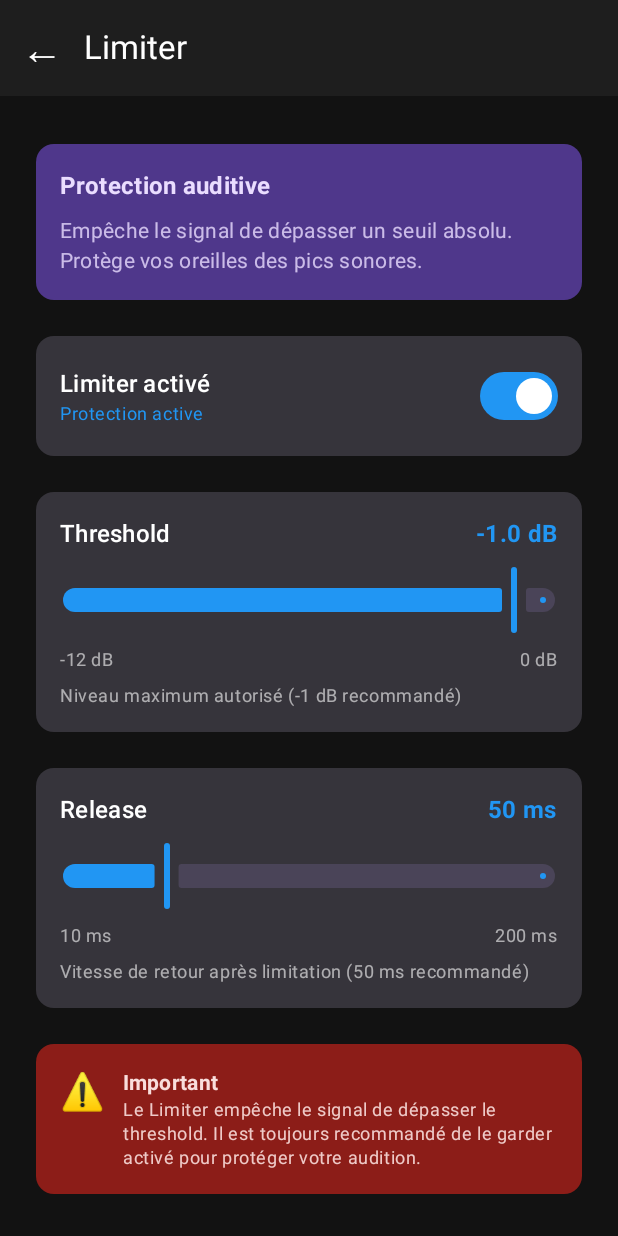
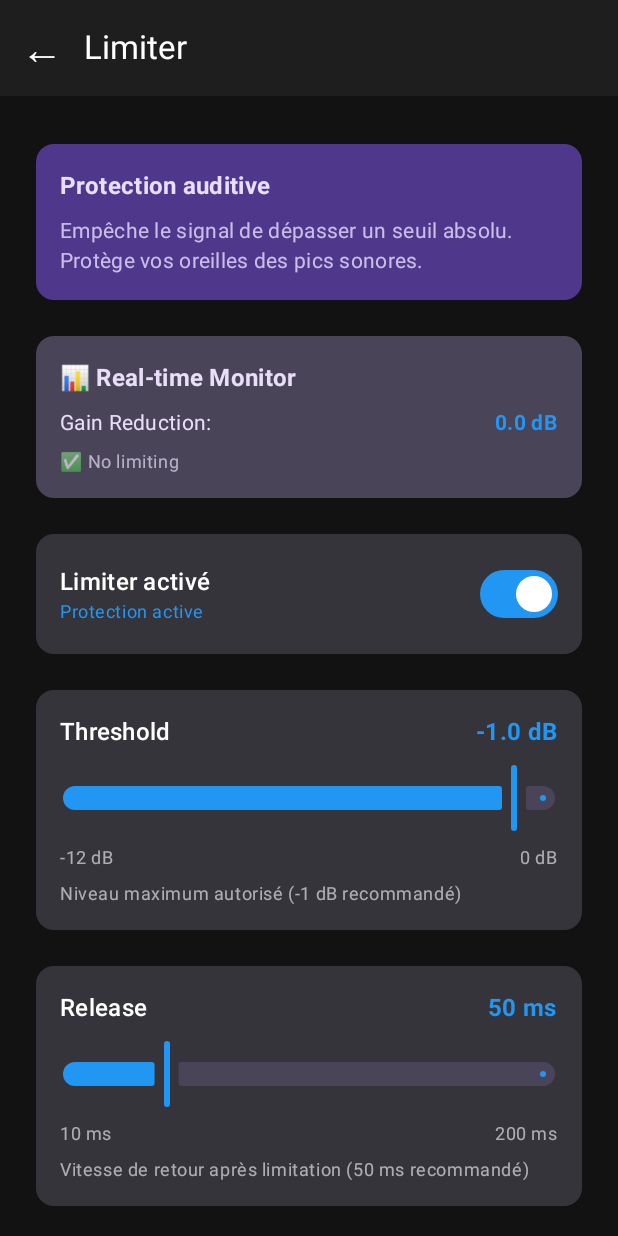
Before and after one commit to Baal-1981/SoundArch, an Android app built with Jetpack Compose: the LimiterScreen screen opened through its navigation route, on a phone screen of 412 x 824 dp. Run offline under Robolectric (Android 15) with nearby library versions, the phone set to English and light mode, and no system bars; 2 statements that could not run were skipped.

Commit message:
progression eq, compressor, agc, limiter, optimization

```diff
--- a/app/src/main/java/com/soundarch/MainActivity.kt
+++ b/app/src/main/java/com/soundarch/MainActivity.kt
@@ -12,7 +12,7 @@ import androidx.compose.runtime.*
 import androidx.core.content.ContextCompat
 import androidx.navigation.compose.rememberNavController
 import com.soundarch.ui.navigation.NavGraph
-import com.soundarch.ui.theme.SoundArchTheme
+import com.soundarch.theme.SoundArchTheme
 import kotlinx.coroutines.Job
 import kotlinx.coroutines.delay
 import kotlinx.coroutines.launch
@@ -137,8 +137,8 @@ class MainActivity : ComponentActivity() {
                 var agcTargetLevel by remember { mutableStateOf(-20f) }
                 var agcMaxGain by remember { mutableStateOf(25f) }
                 var agcMinGain by remember { mutableStateOf(-10f) }
-                var agcAttackTime by remember { mutableStateOf(3f) }
-                var agcReleaseTime by remember { mutableStateOf(15f) }
+                var agcAttackTime by remember { mutableStateOf(0.1f) }  // Fast attack: 100ms
+                var agcReleaseTime by remember { mutableStateOf(0.5f) }  // Fast release: 500ms
                 var agcNoiseThreshold by remember { mutableStateOf(-55f) }
                 var agcWindowSize by remember { mutableStateOf(0.1f) }
 
@@ -152,12 +152,13 @@ class MainActivity : ComponentActivity() {
                 // Update monitoring périodique
                 LaunchedEffect(Unit) {
                     while (true) {
-                        delay(500) // Update toutes les 500ms
+                        delay(1000) // Update every second for better CPU delta measurement
                         try {
                             cpuUsage = getCPUUsage()
                             memoryUsage = getMemoryUsage()
+                            Log.i("PerformanceMonitor", "📊 CPU: ${String.format("%.2f", cpuUsage)}% | MEM: ${memoryUsage / 1024}MB")
                         } catch (e: Exception) {
-                            Log.e(TAG, "Error reading system stats: ${e.message}")
+                            Log.e(TAG, "Error reading system stats", e)
                         }
                     }
                 }
@@ -317,7 +318,10 @@ class MainActivity : ComponentActivity() {
                     compressorMakeupGain = compressorMakeupGain,
                     limiterEnabled = limiterEnabled,
                     limiterThreshold = limiterThreshold,
-                    limiterRelease = limiterRelease
+                    limiterRelease = limiterRelease,
+                    getAGCCurrentGain = { getAGCCurrentGain() },
+                    getAGCCurrentLevel = { getAGCCurrentLevel() },
+                    getLimiterGainReduction = { getLimiterGainReduction() }
                 )
             }
         }
--- a/app/src/main/java/com/soundarch/theme/Theme.kt
+++ b/app/src/main/java/com/soundarch/theme/Theme.kt
@@ -1,4 +1,4 @@
-package com.soundarch.ui.theme
+package com.soundarch.theme
 
 import androidx.compose.material3.MaterialTheme
 import androidx.compose.material3.darkColorScheme
--- a/app/src/main/java/com/soundarch/ui/components/EqualizerGraph.kt
+++ b/app/src/main/java/com/soundarch/ui/components/EqualizerGraph.kt
@@ -1,6 +1,5 @@
 package com.soundarch.ui.components
 
-import androidx.compose.animation.core.animateFloatAsState
 import androidx.compose.foundation.Canvas
 import androidx.compose.foundation.layout.fillMaxWidth
 import androidx.compose.foundation.layout.height
--- a/app/src/main/java/com/soundarch/ui/components/EqualizerSlider.kt
+++ b/app/src/main/java/com/soundarch/ui/components/EqualizerSlider.kt
@@ -54,8 +54,8 @@ fun EqualizerSlider(
 
         // 📊 Label gain (droite)
         val gainText = when {
-            gain > 0 -> "+${gain.toInt()}"
-            else -> "${gain.toInt()}"
+            gain > 0 -> "+${String.format("%.1f", gain)}"
+            else -> String.format("%.1f", gain)
         }
 
         Text(
--- a/app/src/main/java/com/soundarch/ui/navigation/NavGraph.kt
+++ b/app/src/main/java/com/soundarch/ui/navigation/NavGraph.kt
@@ -42,7 +42,10 @@ fun NavGraph(
     compressorMakeupGain: Float,
     limiterEnabled: Boolean,
     limiterThreshold: Float,
-    limiterRelease: Float
+    limiterRelease: Float,
+    getAGCCurrentGain: () -> Float,
+    getAGCCurrentLevel: () -> Float,
+    getLimiterGainReduction: () -> Float
 ) {
     NavHost(
         navController = navController,
@@ -99,6 +102,7 @@ fun NavGraph(
                 initialRelease = limiterRelease,
                 onLimiterChange = onLimiterChange,
                 onLimiterToggle = onLimiterToggle,
+                getLimiterGainReduction = getLimiterGainReduction,
                 onBack = { navController.popBackStack() }
             )
         }
@@ -115,6 +119,8 @@ fun NavGraph(
                 initialWindowSize = agcWindowSize,
                 onAGCChange = onAGCChange,
                 onAGCToggle = onAGCToggle,
+                getAGCCurrentGain = getAGCCurrentGain,
+                getAGCCurrentLevel = getAGCCurrentLevel,
                 onBack = { navController.popBackStack() }
             )
         }
--- a/app/src/main/java/com/soundarch/ui/screens/CompressorScreen.kt
+++ b/app/src/main/java/com/soundarch/ui/screens/CompressorScreen.kt
@@ -5,7 +5,6 @@ import androidx.compose.foundation.rememberScrollState
 import androidx.compose.foundation.verticalScroll
 import androidx.compose.material3.*
 import androidx.compose.runtime.*
-import androidx.compose.ui.Alignment
 import androidx.compose.ui.Modifier
 import androidx.compose.ui.text.font.FontWeight
 import androidx.compose.ui.unit.dp
--- a/app/src/main/java/com/soundarch/ui/screens/LimiterScreen.kt
+++ b/app/src/main/java/com/soundarch/ui/screens/LimiterScreen.kt
@@ -9,6 +9,7 @@ import androidx.compose.ui.Alignment
 import androidx.compose.ui.Modifier
 import androidx.compose.ui.text.font.FontWeight
 import androidx.compose.ui.unit.dp
+import kotlinx.coroutines.delay
 
 @OptIn(ExperimentalMaterial3Api::class)
 @Composable
@@ -18,12 +19,28 @@ fun LimiterScreen(
     initialRelease: Float = 50.0f,
     onLimiterChange: (Float, Float) -> Unit,
     onLimiterToggle: (Boolean) -> Unit,
+    getLimiterGainReduction: () -> Float,
     onBack: () -> Unit
 ) {
     // ✅ UTILISER les valeurs passées en paramètres
     var enabled by remember { mutableStateOf(initialEnabled) }
     var threshold by remember { mutableStateOf(initialThreshold) }
     var release by remember { mutableStateOf(initialRelease) }
+
+    // Real-time monitoring
+    var gainReduction by remember { mutableStateOf(0f) }
+
+    // Poll every 100ms for real-time display
+    LaunchedEffect(Unit) {
+        while (true) {
+            delay(100)
+            try {
+                gainReduction = getLimiterGainReduction()
+            } catch (_: Exception) {
+                // Ignore errors (e.g., when audio is not running)
+            }
+        }
+    }
 
     val scrollState = rememberScrollState()
 
@@ -67,6 +84,46 @@ fun LimiterScreen(
                         text = "Empêche le signal de dépasser un seuil absolu. Protège vos oreilles des pics sonores.",
                         style = MaterialTheme.typography.bodyMedium,
                         color = MaterialTheme.colorScheme.onPrimaryContainer.copy(alpha = 0.8f)
+                    )
+                }
+            }
+
+            Card(
+                modifier = Modifier.fillMaxWidth(),
+                colors = CardDefaults.cardColors(
+                    containerColor = MaterialTheme.colorScheme.secondaryContainer
+                )
+            ) {
+                Column(
+                    modifier = Modifier.padding(16.dp),
+                    verticalArrangement = Arrangement.spacedBy(8.dp)
+                ) {
+                    Text(
+                        "📊 Real-time Monitor",
+                        style = MaterialTheme.typography.titleMedium,
+                        color = MaterialTheme.colorScheme.onSecondaryContainer,
+                        fontWeight = FontWeight.Bold
+                    )
+                    Row(
+                        modifier = Modifier.fillMaxWidth(),
+                        horizontalArrangement = Arrangement.SpaceBetween
+                    ) {
+                        Text(
+                            "Gain Reduction:",
+                            style = MaterialTheme.typography.bodyMedium,
+                            color = MaterialTheme.colorScheme.onSecondaryContainer
+                        )
+                        Text(
+                            "${String.format("%.1f", gainReduction)} dB",
+                            style = MaterialTheme.typography.bodyMedium,
+                            color = if (gainReduction > 0.1f) MaterialTheme.colorScheme.error else MaterialTheme.colorScheme.primary,
+                            fontWeight = FontWeight.Bold
+                        )
+                    }
+                    Text(
+                        if (gainReduction > 0.1f) "⚠️ Limiting active" else "✅ No limiting",
+                        style = MaterialTheme.typography.bodySmall,
+                        color = MaterialTheme.colorScheme.onSecondaryContainer.copy(alpha = 0.7f)
                     )
                 }
             }
@@ -128,9 +185,7 @@ fun LimiterScreen(
                         value = threshold,
                         onValueChange = {
                             threshold = it
-                            if (enabled) {
-                                onLimiterChange(threshold, release)
-                            }
+                            onLimiterChange(threshold, release)
                         },
                         valueRange = -12f..0f,
                         enabled = enabled,
@@ -186,9 +241,7 @@ fun LimiterScreen(
                         value = release,
                         onValueChange = {
                             release = it
-                            if (enabled) {
-                                onLimiterChange(threshold, release)
-                            }
+                            onLimiterChange(threshold, release)
                         },
                         valueRange = 10f..200f,
                         enabled = enabled,
```
Also changed, not shown: app/src/main/java/com/soundarch/ui/components/HorizontalEQSlider.kt (deleted, +0 -109 lines), app/src/main/java/com/soundarch/ui/screens/AGCScreen.kt (+76 -8 lines), app/src/main/java/com/soundarch/viewmodels/EqualizerViewModel.kt (deleted, +0 -49 lines), 3 other files.
